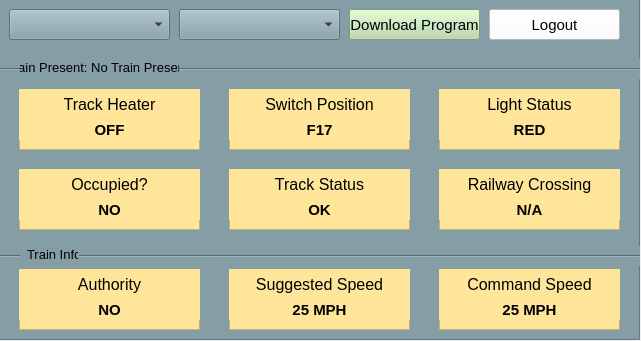
Qt form src/UI/SWTrackController/track_controller.ui (aet37/ECE1140-Project) before a commit.
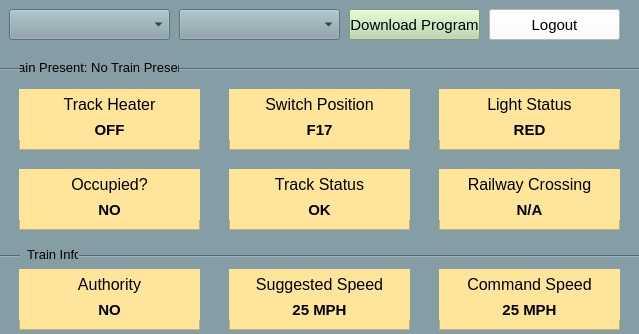
The same form after that commit.

Commit message: Added all track controllers to combo box

```diff
--- a/src/UI/SWTrackController/track_controller.ui
+++ b/src/UI/SWTrackController/track_controller.ui
@@ -6,8 +6,8 @@
    <rect>
     <x>0</x>
     <y>0</y>
-    <width>641</width>
-    <height>341</height>
+    <width>639</width>
+    <height>334</height>
    </rect>
   </property>
   <property name="windowTitle">
```
Left out of the diff: 18 changed lines with no effect on the pictures. The commit also changes 1 other file.
